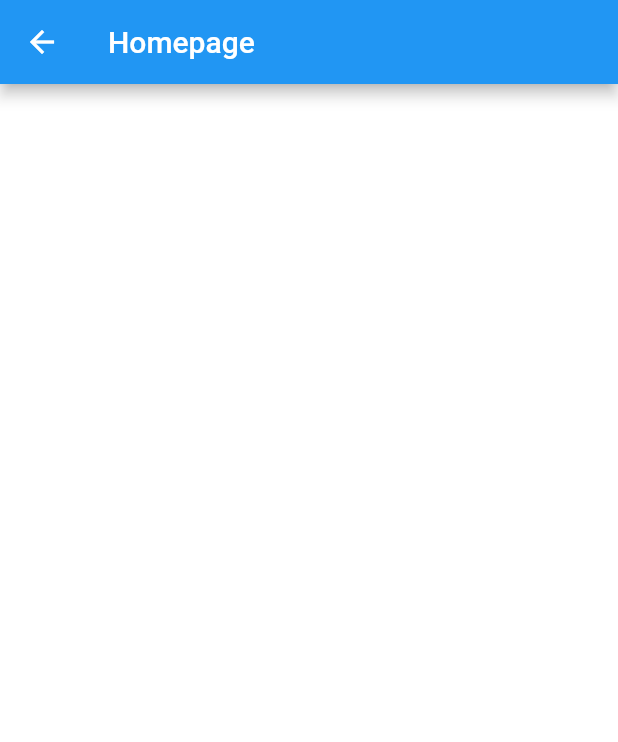
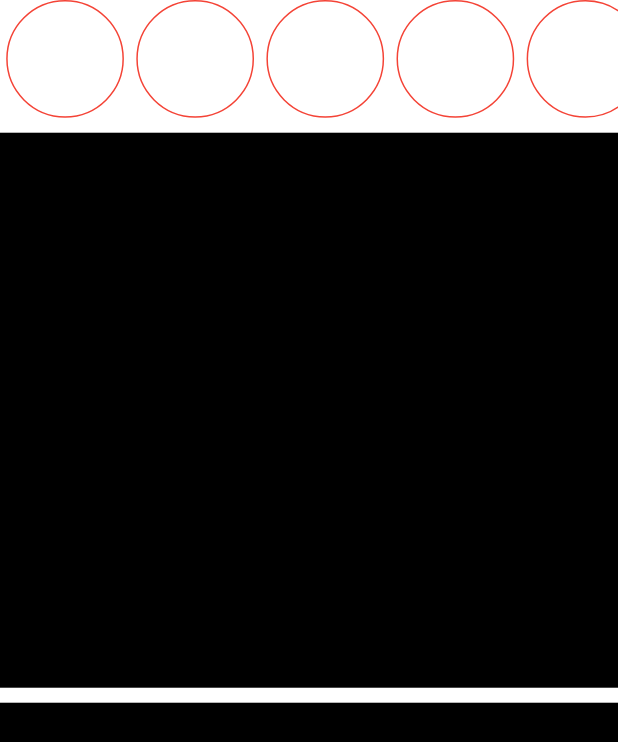
Before and after one commit to NipunGandhi/Bezubaan, a Flutter app: the HomePageScreen screen opened by its route, on a phone screen of 412 x 824 dp. Shown: the top 742 px of the screen. Run offline on Flutter 3.47's test engine with Material 2 defaults, Android fonts, the phone set to English and light mode, and no system bars; our stand-ins replace lottie, swipeable_button_view.

Commit message:
Homepage Screen template ready

```diff
--- a/lib/Screens/homePageScreen.dart
+++ b/lib/Screens/homePageScreen.dart
@@ -1,4 +1,6 @@
 import 'package:flutter/material.dart';
+import '../Widgets/CircleWidget.dart';
+import '../Widgets/PostWidget.dart';
 
 class HomePageScreen extends StatelessWidget {
   const HomePageScreen({Key? key}) : super(key: key);
@@ -6,9 +8,34 @@ class HomePageScreen extends StatelessWidget {
 
   @override
   Widget build(BuildContext context) {
+    double pHeight = MediaQuery.of(context).size.height;
     return Scaffold(
-      appBar: AppBar(
-        title: Text("Homepage"),
+      body: ListView(
+        children: [
+          SizedBox(
+            height: (pHeight / 10.5),
+            child: ListView(
+              scrollDirection: Axis.horizontal,
+              children: const <Widget>[
+                CircleWidgets(),
+                CircleWidgets(),
+                CircleWidgets(),
+                CircleWidgets(),
+                CircleWidgets(),
+                CircleWidgets(),
+                CircleWidgets(),
+                CircleWidgets(),
+                CircleWidgets(),
+                CircleWidgets(),
+              ],
+            ),
+          ),
+          const PostWidget(),
+          const PostWidget(),
+          const PostWidget(),
+          const PostWidget(),
+          const PostWidget(),
+        ],
       ),
     );
   }
--- /dev/null
+++ b/lib/Widgets/CircleWidget.dart
@@ -0,0 +1,20 @@
+import 'package:flutter/material.dart';
+
+class CircleWidgets extends StatelessWidget {
+  const CircleWidgets({
+    Key? key,
+  }) : super(key: key);
+
+  @override
+  Widget build(BuildContext context) {
+    return Container(
+      width: MediaQuery.of(context).size.height / 9.5,
+      decoration: BoxDecoration(
+        border: Border.all(
+          color: Colors.red,
+        ),
+        shape: BoxShape.circle,
+      ),
+    );
+  }
+}
--- /dev/null
+++ b/lib/Widgets/PostWidget.dart
@@ -0,0 +1,16 @@
+import 'package:flutter/material.dart';
+
+class PostWidget extends StatelessWidget {
+  const PostWidget({
+    Key? key,
+  }) : super(key: key);
+
+  @override
+  Widget build(BuildContext context) {
+    return Container(
+      margin: const EdgeInsets.only(top: 10),
+      height: 370,
+      color: Colors.black,
+    );
+  }
+}
```
